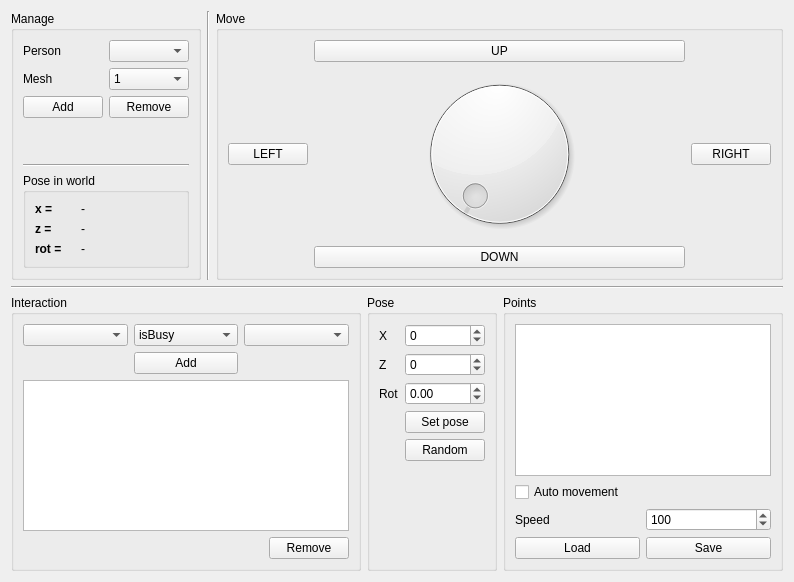
Old version of the form components/fakeHumanAgent/src/mainUI.ui in the repository robocomp/robocomp-viriato.
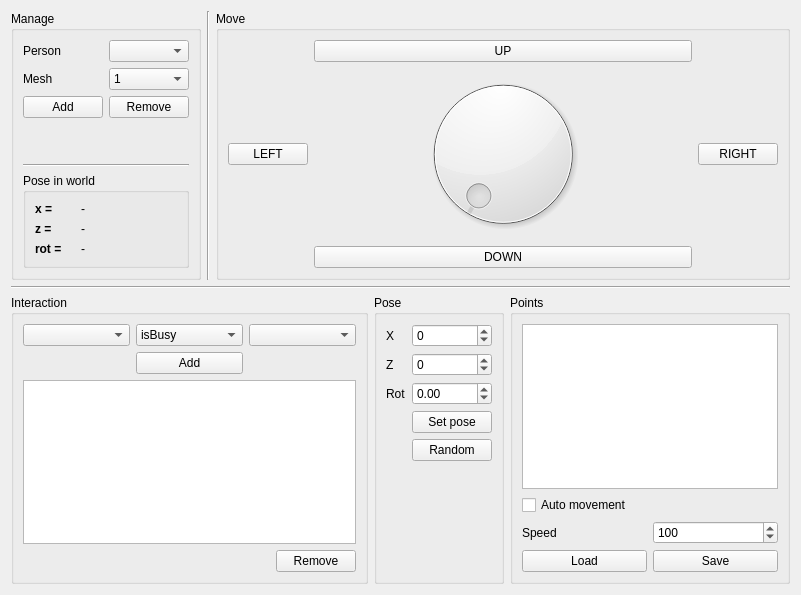
New version of the form.

```diff
--- a/components/fakeHumanAgent/src/mainUI.ui
+++ b/components/fakeHumanAgent/src/mainUI.ui
@@ -6,8 +6,8 @@
    <rect>
     <x>0</x>
     <y>0</y>
-    <width>794</width>
-    <height>582</height>
+    <width>801</width>
+    <height>595</height>
    </rect>
   </property>
   <property name="windowTitle">
```
